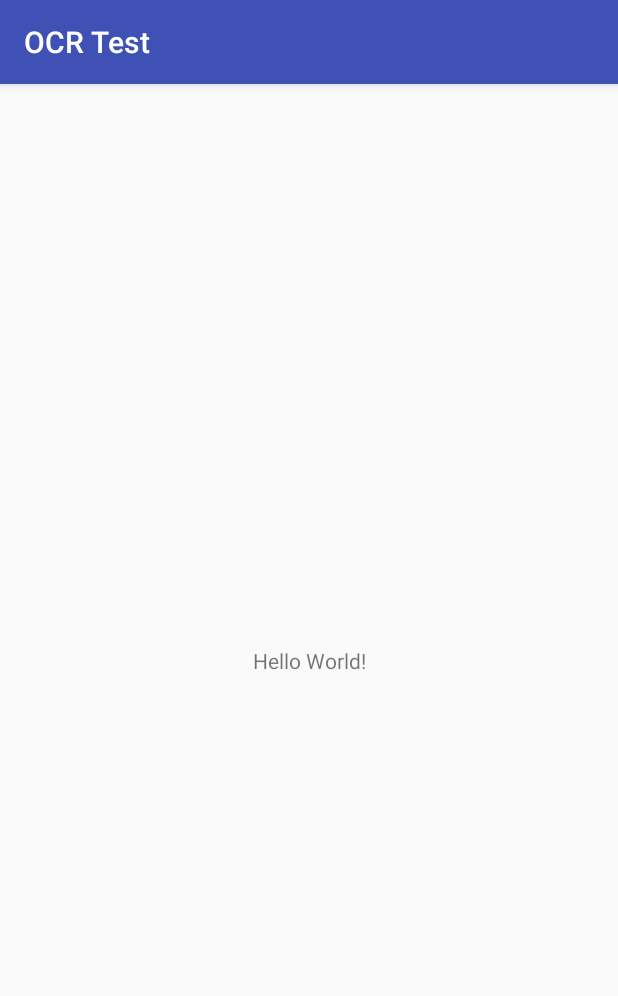
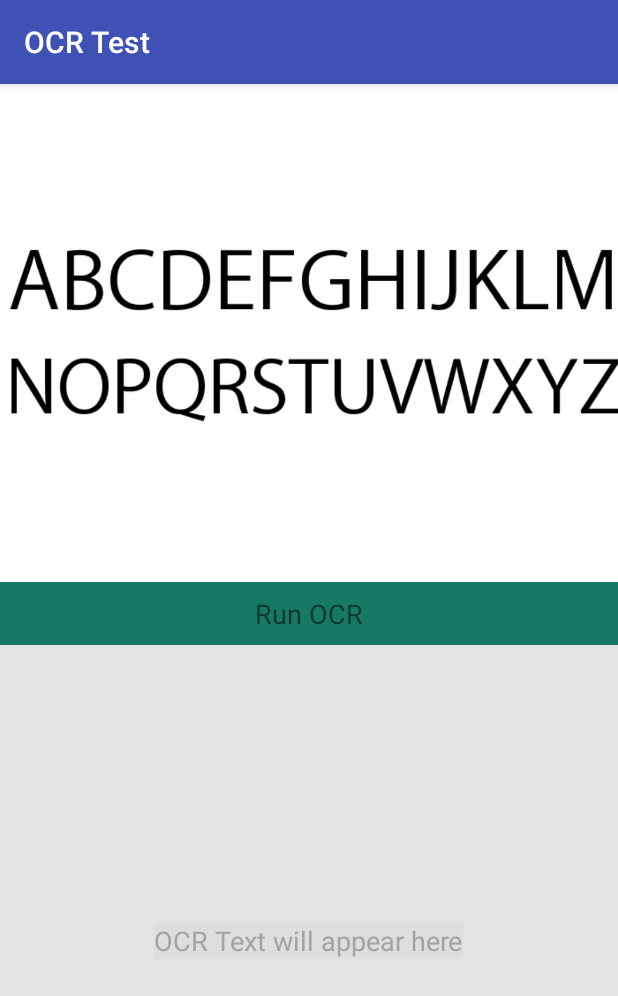
Before and after one commit to wajahatkarim3/OCR-Test, an Android app: the screen it shows after launch (MainActivity), on a phone screen of 412 x 824 dp. Shown: the top 996 px of the screen. Run offline under Robolectric (Android 15) with nearby library versions, the phone set to English and light mode, and no system bars; libraries missing offline, so code that uses them is left out: com.googlecode.tesseract; 2 statements that could not run were skipped.

Commit message:
ocr working for resource image....

```diff
--- a/app/build.gradle
+++ b/app/build.gradle
@@ -4,7 +4,7 @@ android {
     compileSdkVersion 26
     defaultConfig {
         applicationId "com.wajahatkarim3.ocrtest"
-        minSdkVersion 16
+        minSdkVersion 17
         targetSdkVersion 26
         versionCode 1
         versionName "1.0"
@@ -25,4 +25,5 @@ dependencies {
     testImplementation 'junit:junit:4.12'
     androidTestImplementation 'com.android.support.test:runner:1.0.1'
     androidTestImplementation 'com.android.support.test.espresso:espresso-core:3.0.1'
+    compile 'com.rmtheis:tess-two:5.4.1'
 }
--- a/app/src/main/java/com/wajahatkarim3/ocrtest/MainActivity.java
+++ b/app/src/main/java/com/wajahatkarim3/ocrtest/MainActivity.java
@@ -1,13 +1,99 @@
 package com.wajahatkarim3.ocrtest;
 
+import android.content.res.AssetManager;
+import android.graphics.Bitmap;
+import android.graphics.BitmapFactory;
 import android.support.v7.app.AppCompatActivity;
 import android.os.Bundle;
+import android.view.View;
+import android.widget.TextView;
+
+import com.googlecode.tesseract.android.TessBaseAPI;
+
+import java.io.File;
+import java.io.FileNotFoundException;
+import java.io.FileOutputStream;
+import java.io.IOException;
+import java.io.InputStream;
+import java.io.OutputStream;
 
 public class MainActivity extends AppCompatActivity {
+
+    Bitmap image;
+    TessBaseAPI mTess;
+    String datapath = "";
 
     @Override
     protected void onCreate(Bundle savedInstanceState) {
         super.onCreate(savedInstanceState);
         setContentView(R.layout.activity_main);
+
+        // init Image
+        image = BitmapFactory.decodeResource(getResources(), R.drawable.test_image);
+
+        datapath = getFilesDir()+ "/tesseract/";
+
+        //make sure training data has been copied
+        checkFile(new File(datapath + "tessdata/"));
+
+        //init Tesseract API
+        String language = "eng";
+
+        mTess = new TessBaseAPI();
+        mTess.init(datapath, language);
+    }
+
+
+    public void copyFiles()
+    {
+        try {
+            //location we want the file to be at
+            String filepath = datapath + "/tessdata/eng.traineddata";
+
+            //get access to AssetManager
+            AssetManager assetManager = getAssets();
+
+            //open byte streams for reading/writing
+            InputStream instream = assetManager.open("tessdata/eng.traineddata");
+            OutputStream outstream = new FileOutputStream(filepath);
+
+            //copy the file to the location specified by filepath
+            byte[] buffer = new byte[1024];
+            int read;
+            while ((read = instream.read(buffer)) != -1) {
+                outstream.write(buffer, 0, read);
+            }
+            outstream.flush();
+            outstream.close();
+            instream.close();
+
+        } catch (FileNotFoundException e) {
+            e.printStackTrace();
+        } catch (IOException e) {
+            e.printStackTrace();
+        }
+    }
+
+    private void checkFile(File dir) {
+        //directory does not exist, but we can successfully create it
+        if (!dir.exists()&& dir.mkdirs()){
+            copyFiles();
+        }
+        //The directory exists, but there is no data file in it
+        if(dir.exists()) {
+            String datafilepath = datapath+ "/tessdata/eng.traineddata";
+            File datafile = new File(datafilepath);
+            if (!datafile.exists()) {
+                copyFiles();
+            }
+        }
+    }
+
+    public void processImage(View view){
+        String OCRresult = null;
+        mTess.setImage(image);
+        OCRresult = mTess.getUTF8Text();
+        TextView OCRTextView = (TextView) findViewById(R.id.OCRTextView);
+        OCRTextView.setText(OCRresult);
     }
 }
--- a/app/src/main/res/layout/activity_main.xml
+++ b/app/src/main/res/layout/activity_main.xml
@@ -1,18 +1,63 @@
 <?xml version="1.0" encoding="utf-8"?>
-<android.support.constraint.ConstraintLayout xmlns:android="http://schemas.android.com/apk/res/android"
-    xmlns:app="http://schemas.android.com/apk/res-auto"
+<LinearLayout xmlns:android="http://schemas.android.com/apk/res/android"
     xmlns:tools="http://schemas.android.com/tools"
+    android:orientation="vertical"
     android:layout_width="match_parent"
     android:layout_height="match_parent"
-    tools:context="com.wajahatkarim3.ocrtest.MainActivity">
+    tools:context=".MainActivity"
+    android:weightSum="1">
 
-    <TextView
-        android:layout_width="wrap_content"
-        android:layout_height="wrap_content"
-        android:text="Hello World!"
-        app:layout_constraintBottom_toBottomOf="parent"
-        app:layout_constraintLeft_toLeftOf="parent"
-        app:layout_constraintRight_toRightOf="parent"
-        app:layout_constraintTop_toTopOf="parent" />
+    <RelativeLayout
+        android:layout_width="match_parent"
+        android:layout_height="332dp"
+        android:background="#ffffff"
+        android:id="@+id/ImageContainer">
 
-</android.support.constraint.ConstraintLayout>
+        <ImageView
+            android:layout_width="match_parent"
+            android:layout_height="match_parent"
+            android:id="@+id/imageView"
+            android:src="@drawable/test_image"/>
+
+    </RelativeLayout>
+
+    <RelativeLayout
+        android:layout_width="match_parent"
+        android:layout_height="42dp"
+        android:layout_alignParentTop="true"
+        android:layout_alignParentStart="true"
+        android:clickable="true"
+        android:onClick="processImage"
+        android:background="#167865"
+        android:id="@+id/OCRButtonContainer">
+
+        <TextView
+            android:layout_width="wrap_content"
+            android:layout_height="wrap_content"
+            android:text="Run OCR"
+            android:id="@+id/OCRbutton"
+            android:textSize="18dp"
+            android:layout_centerVertical="true"
+            android:layout_centerHorizontal="true"
+            android:clickable="true"
+            android:onClick="processImage"/>
+    </RelativeLayout>
+
+    <RelativeLayout
+        android:layout_width="match_parent"
+        android:layout_height="match_parent"
+        android:background="#e4e3e3"
+        android:id="@+id/OCRTextContainer">
+
+        <TextView
+            android:layout_width="wrap_content"
+            android:layout_height="wrap_content"
+            android:text="OCR Text will appear here"
+            android:id="@+id/OCRTextView"
+            android:textSize="18dp"
+            android:layout_centerVertical="true"
+            android:layout_centerHorizontal="true"
+            android:background="#dedede"
+            android:textColor="#a3a3a3" />
+    </RelativeLayout>
+</LinearLayout>
```
Also changed, not shown: app/src/main/res/drawable/test_image.png (added), 1 other file.
